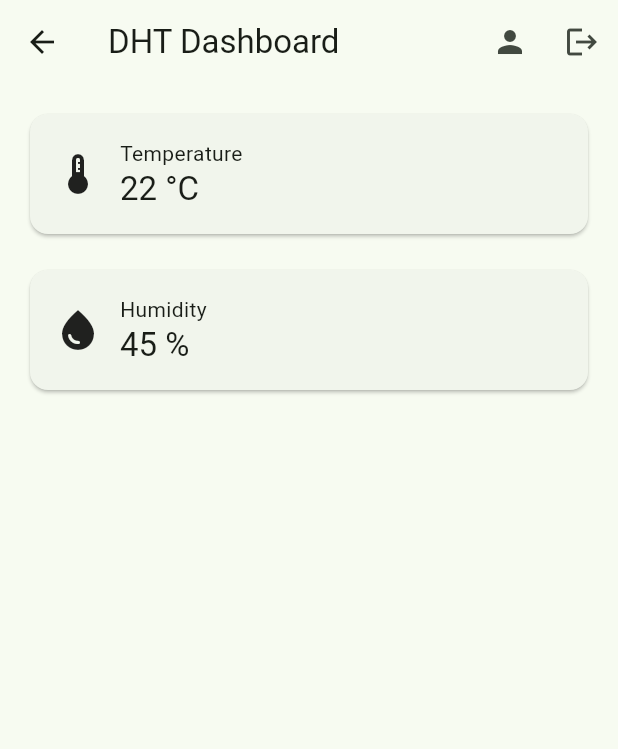
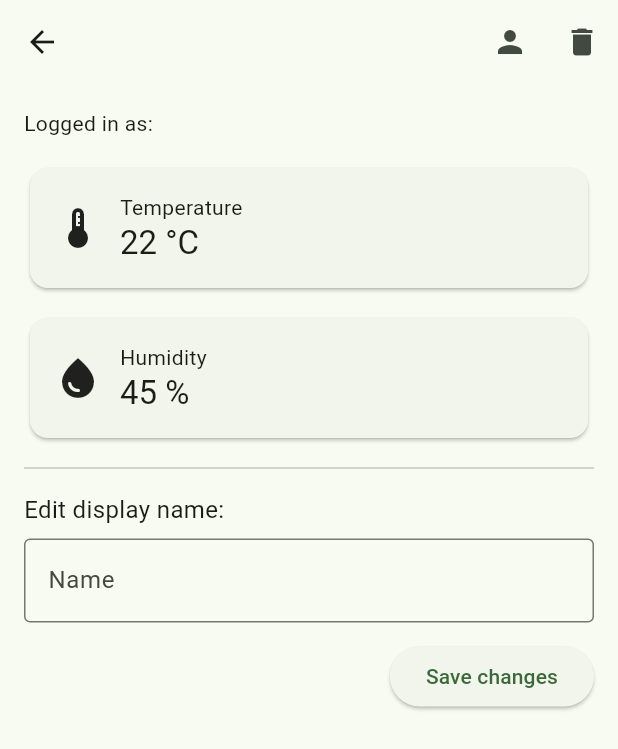
Before and after one commit to MykolaZabrotskyiKI2022/rmd2526zabrotskyimykola, a Flutter app: the HomePage screen opened by its route, on a phone screen of 412 x 824 dp. Shown: the top 749 px of the screen. Run offline on Flutter 3.47's test engine with Material 3 defaults, Android fonts, the phone set to English and light mode, and no system bars; our stand-ins replace shared_preferences; accounts and stored records are empty.

Commit message:
Add user authentication and repository structure
Introduces user authentication flow with new data sources, repositories, domain entities, and services. Updates UI pages for login, registration, and home to integrate with the new authentication logic. Adds iOS and macOS plugin dependencies and configuration for shared_preferences, and updates project files to support these changes.

```diff
--- /dev/null
+++ b/lib/di/app_dependencies.dart
@@ -0,0 +1,7 @@
+import 'package:rmd2526zabrotskyimykola/data/datasources/user_local_data_source.dart';
+import 'package:rmd2526zabrotskyimykola/data/repositories/user_repository_impl.dart';
+import 'package:rmd2526zabrotskyimykola/domain/services/auth_service.dart';
+
+final AuthService authService = AuthService(
+  UserRepositoryImpl(UserLocalDataSourcePrefs()),
+);
--- /dev/null
+++ b/lib/domain/entities/app_user.dart
@@ -0,0 +1,19 @@
+class AppUser {
+  const AppUser({
+    required this.email,
+    required this.name,
+    required this.password,
+  });
+
+  final String email;
+  final String name;
+  final String password;
+
+  AppUser copyWith({String? email, String? name, String? password}) {
+    return AppUser(
+      email: email ?? this.email,
+      name: name ?? this.name,
+      password: password ?? this.password,
+    );
+  }
+}
--- a/lib/ui/home_page.dart
+++ b/lib/ui/home_page.dart
@@ -1,64 +1,133 @@
-// lib/ui/home_page.dart
 import 'package:flutter/material.dart';
+import 'package:rmd2526zabrotskyimykola/di/app_dependencies.dart';
+import 'package:rmd2526zabrotskyimykola/domain/entities/app_user.dart';
 import 'package:rmd2526zabrotskyimykola/ui/widgets/sensor_card.dart';
 
-class HomePage extends StatelessWidget {
+class HomePage extends StatefulWidget {
   const HomePage({super.key});
 
-  void _goToProfile(BuildContext context) {
+  @override
+  State<HomePage> createState() => _HomePageState();
+}
+
+class _HomePageState extends State<HomePage> {
+  AppUser? _user;
+  final TextEditingController _nameCtrl = TextEditingController();
+  bool _isLoading = true;
+
+  @override
+  void initState() {
+    super.initState();
+    _loadUser();
+  }
+
+  @override
+  void dispose() {
+    _nameCtrl.dispose();
+    super.dispose();
+  }
+
+  Future<void> _loadUser() async {
+    final user = await authService.getCurrentUser();
+    if (!mounted) return;
+
+    setState(() {
+      _user = user;
+      _nameCtrl.text = user?.name ?? '';
+      _isLoading = false;
+    });
+  }
+
+  Future<void> _saveChanges() async {
+    final user = _user;
+    if (user == null) {
+      _showMessage('No user loaded');
+      return;
+    }
+
+    final updated = user.copyWith(name: _nameCtrl.text.trim());
+    await authService.updateUser(updated);
+
+    setState(() => _user = updated);
+    _showMessage('User updated');
+  }
+
+  Future<void> _deleteUser() async {
+    await authService.deleteUser();
+    if (!mounted) return;
+
+    Navigator.pushReplacementNamed(context, '/login');
+  }
+
+  void _goToProfile() {
     Navigator.pushNamed(context, '/profile');
   }
 
-  void _goToLogin(BuildContext context) {
-    Navigator.pushReplacementNamed(context, '/login');
+  void _showMessage(String text) {
+    ScaffoldMessenger.of(context).showSnackBar(SnackBar(content: Text(text)));
   }
 
   @override
   Widget build(BuildContext context) {
-    final isWide = MediaQuery.of(context).size.width > 600;
+    if (_isLoading) {
+      return const Scaffold(body: Center(child: CircularProgressIndicator()));
+    }
 
-    final cards = [
+    final user = _user;
+
+    return Scaffold(
+      appBar: AppBar(
+        title: Text(user?.email ?? 'IoT Dashboard'),
+        actions: [
+          IconButton(onPressed: _goToProfile, icon: const Icon(Icons.person)),
+          IconButton(onPressed: _deleteUser, icon: const Icon(Icons.delete)),
+        ],
+      ),
+      body: Padding(
+        padding: const EdgeInsets.all(16),
+        child: Column(
+          children: [
+            if (user != null)
+              Align(
+                alignment: Alignment.centerLeft,
+                child: Text('Logged in as: ${user.email}'),
+              ),
+            const SizedBox(height: 16),
             const SensorCard(
               title: 'Temperature',
               value: '22',
               unit: '°C',
               icon: Icons.thermostat,
             ),
+            const SizedBox(height: 12),
             const SensorCard(
               title: 'Humidity',
               value: '45',
               unit: '%',
               icon: Icons.water_drop,
             ),
-    ];
-
-    return Scaffold(
-      appBar: AppBar(
-        title: const Text('DHT Dashboard'),
-        actions: [
-          IconButton(
-            onPressed: () => _goToProfile(context),
-            icon: const Icon(Icons.person),
+            const Divider(height: 32),
+            const Align(
+              alignment: Alignment.centerLeft,
+              child: Text('Edit display name:', style: TextStyle(fontSize: 16)),
             ),
-          IconButton(
-            onPressed: () => _goToLogin(context),
-            icon: const Icon(Icons.logout),
+            const SizedBox(height: 8),
+            TextField(
+              controller: _nameCtrl,
+              decoration: const InputDecoration(
+                labelText: 'Name',
+                border: OutlineInputBorder(),
+              ),
+            ),
+            const SizedBox(height: 12),
+            Align(
+              alignment: Alignment.centerRight,
+              child: ElevatedButton(
+                onPressed: _saveChanges,
+                child: const Text('Save changes'),
+              ),
             ),
           ],
-      ),
-      body: Padding(
-        padding: const EdgeInsets.all(16),
-        child: isWide
-            ? Row(
-                crossAxisAlignment: CrossAxisAlignment.start,
-                children: [
-                  Expanded(child: cards[0]),
-                  const SizedBox(width: 16),
-                  Expanded(child: cards[1]),
-                ],
-              )
-            : Column(
-                children: [cards[0], const SizedBox(height: 16), cards[1]],
         ),
       ),
     );
--- a/lib/ui/widgets/auth_text_field.dart
+++ b/lib/ui/widgets/auth_text_field.dart
@@ -5,15 +5,18 @@ class AuthTextField extends StatelessWidget {
   const AuthTextField({
     required this.label,
     this.obscureText = false,
+    this.controller,
     super.key,
   });
 
   final String label;
   final bool obscureText;
+  final TextEditingController? controller;
 
   @override
   Widget build(BuildContext context) {
     return TextField(
+      controller: controller,
       obscureText: obscureText,
       decoration: InputDecoration(
         labelText: label,
--- a/pubspec.yaml
+++ b/pubspec.yaml
@@ -38,6 +38,7 @@ dependencies:
 dev_dependencies:
   flutter_test:
     sdk: flutter
+  shared_preferences: ^2.2.2
 
   # The "flutter_lints" package below contains a set of recommended lints to
   # encourage good coding practices. The lint set provided by the package is
```
Also changed, not shown: lib/data/datasources/user_local_data_source.dart (added, +46 -0 lines), lib/data/repositories/user_repository_impl.dart (added, +24 -0 lines), lib/domain/repositories/user_repository.dart (added, +9 -0 lines), lib/domain/services/auth_service.dart (added, +90 -0 lines), lib/ui/login_page.dart (+55 -10 lines), lib/ui/register_page.dart (+59 -13 lines), pubspec.lock, 74 other files. Lines whose indentation alone changed are shown as unchanged.
